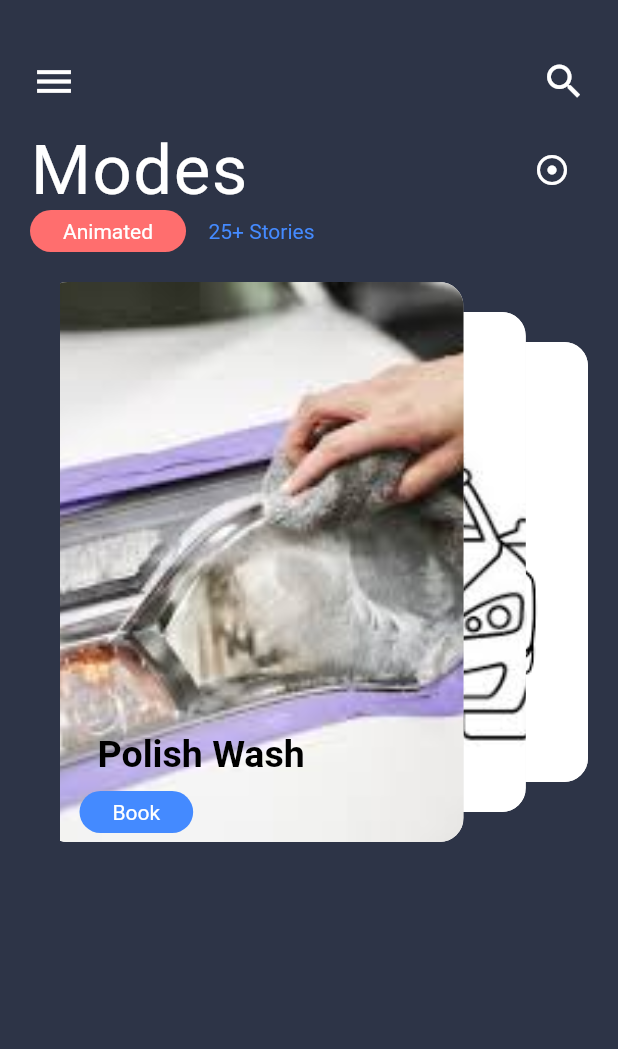
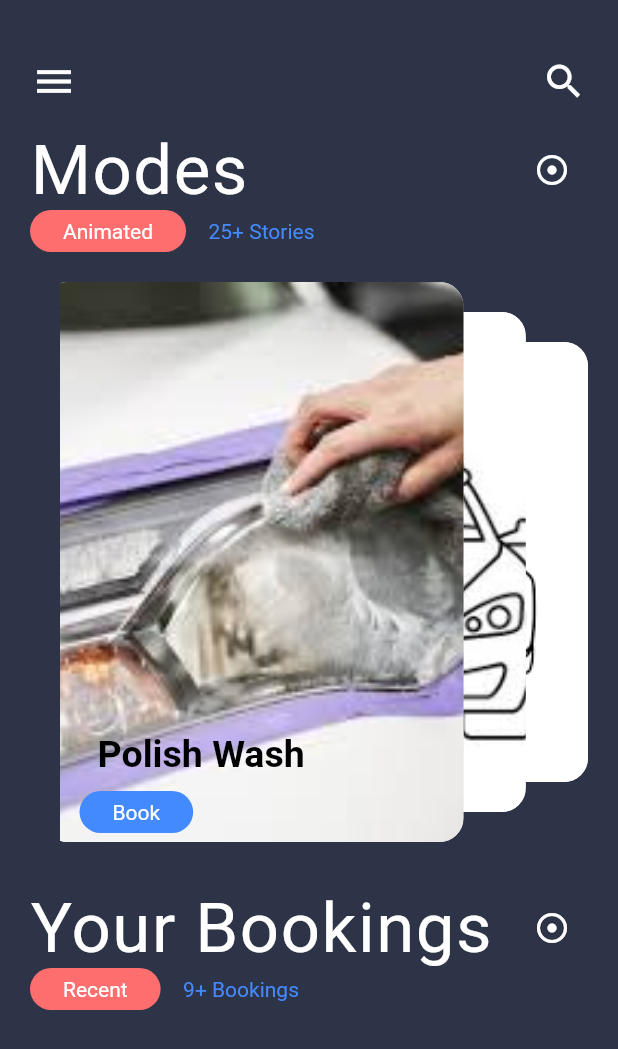
Before and after one commit to Utk42/first_flutter_app, a Flutter app: the screen it shows after launch, on a phone screen of 412 x 824 dp. Shown: the top 1049 px of the screen. Run offline on Flutter 3.47's test engine with Material 2 defaults, Android fonts, the phone set to English and light mode, and no system bars.

Commit message:
adding Your Bookings section

```diff
--- a/app/lib/main.dart
+++ b/app/lib/main.dart
@@ -147,6 +147,68 @@ class _MyAppState extends State<MyApp> {
                 ],
               ),
             ),
+            SizedBox(height: 10.0,),
+            Padding(
+              padding: EdgeInsets.symmetric(horizontal: 20.0),
+              child: Row(
+                mainAxisAlignment: MainAxisAlignment.spaceBetween,
+                children: <Widget>[
+                  Text(
+                    "Your Bookings",
+                    style: TextStyle(
+                      color: Colors.white,
+                      fontSize: 46.0,
+                      letterSpacing: 1.0,
+                    ),
+                  ),
+                  IconButton(
+                    icon: Icon(
+                      //CustomIcons.option
+                      //size: 12.0,
+                      Icons.adjust,
+                      color: Colors.white,
+                    ),
+                    onPressed: () {},
+                  ),
+                ],
+              ),
+            ),
+            Padding(
+              padding: const EdgeInsets.only(left: 20.0),
+              child: Row(
+                children: <Widget>[
+                  Container(
+                    decoration: BoxDecoration(
+                      color: Color(0xFFff6e6e),
+                      borderRadius: BorderRadius.circular(20.0),
+                    ),
+                    child: Center(
+                      child: Padding(
+                        padding: const EdgeInsets.symmetric(
+                          horizontal: 22.0,
+                          vertical: 6.0,
+                        ),
+                        child: Text(
+                          "Recent",
+                          style: TextStyle(
+                            color: Colors.white,
+                          ),
+                        ),
+                      ),
+                    ),
+                  ),
+                  SizedBox(
+                    width: 15.0,
+                  ),
+                  Text(
+                    "9+ Bookings",
+                    style: TextStyle(
+                      color: Colors.blueAccent,
+                    ),
+                  )
+                ],
+              ),
+            ),
           ],
         ),
       ),
```
